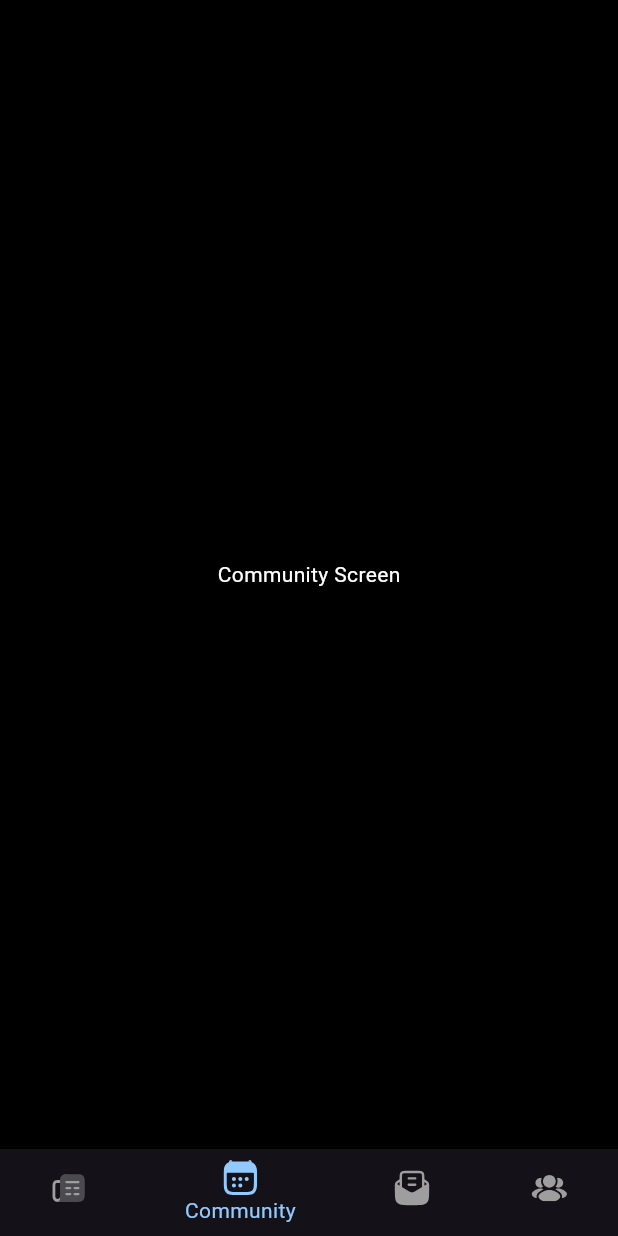
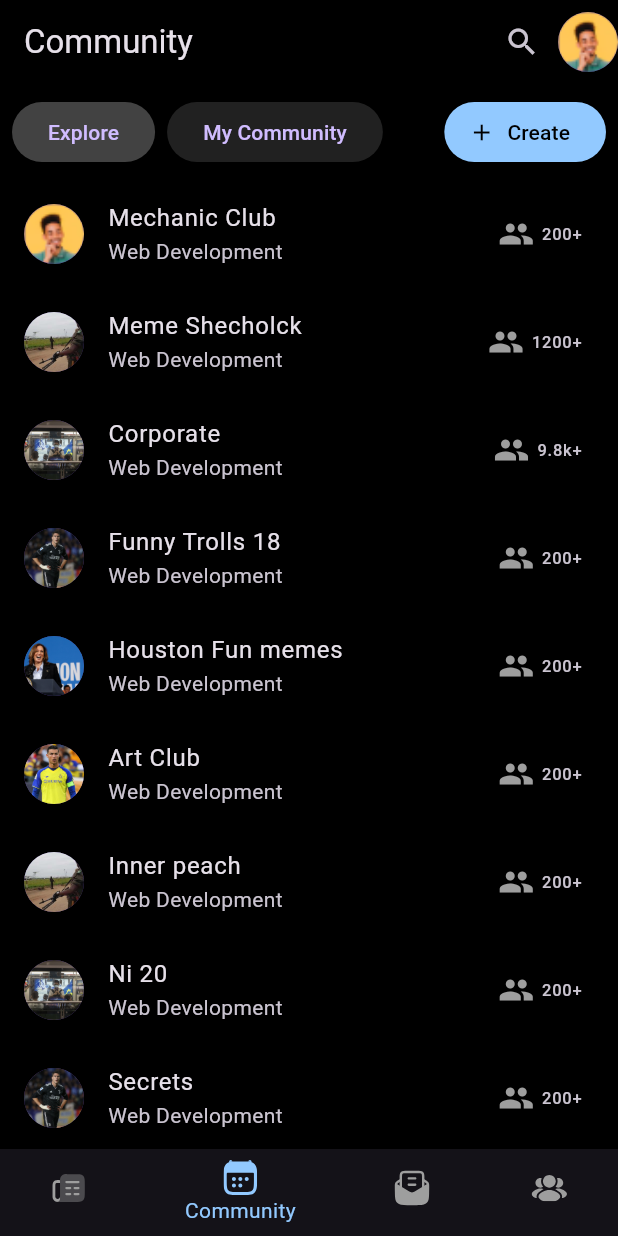
Before and after one commit to RaselHossen0/community_app, a Flutter app: the screen it shows after launch, item 2 of the bottom bar chosen, on a phone screen of 412 x 824 dp. Run offline on Flutter 3.47's test engine with Material 3 defaults, Android fonts, the phone set to English and light mode, and no system bars; our stand-ins replace flutter_riverpod, flutter_svg.

Commit message:
News & info

```diff
--- a/lib/home/ui/Home.dart
+++ b/lib/home/ui/Home.dart
@@ -1,7 +1,7 @@
 import 'package:flutter/material.dart';
 import 'package:flutter_svg/flutter_svg.dart';
 import 'components/News.dart';
-import 'components/CommunityScreen.dart';
+import 'components/CommunityScreen.dart';  // Correct import here
 
 class Home extends StatefulWidget {
   @override
@@ -15,11 +15,10 @@ class _HomeScreenState extends State<Home> {
   final List<Widget> _children = [
     News(),   // Screen for 'News & Info' tab
     CommunityScreen(),     // Screen for 'Community' tab
-   // NewsletterScreen(),    // Screen for 'Newsletter' tab
-   // EventsScreen(),        // Screen for 'Events' tab
+    // NewsletterScreen(),    // Screen for 'Newsletter' tab
+    // EventsScreen(),        // Screen for 'Events' tab
   ];
 
-  // When a tab is tapped, this method is called to update the screen
   void onTabTapped(int index) {
     setState(() {
       _currentIndex = index;  // Update the current index and rebuild the UI
@@ -29,98 +28,58 @@ class _HomeScreenState extends State<Home> {
   @override
   Widget build(BuildContext context) {
     return Scaffold(
-
-      // Display the screen corresponding to the current tab index
       body: _children[_currentIndex],
-      // Bottom navigation bar with SVG icons
       bottomNavigationBar: BottomNavigationBar(
-        currentIndex: _currentIndex,  // The current selected tab
-        onTap: onTabTapped,  // Call onTabTapped when a tab is tapped
+        currentIndex: _currentIndex,
+        onTap: onTabTapped,
         items: [
           BottomNavigationBarItem(
             icon: SvgPicture.asset(
-              'assets/icons/News.svg', // Path to your SVG file
+              'assets/icons/News.svg',
               width: 24.0,
               height: 24.0,
-              color: _currentIndex == 0 ? Color(0xFF92C9FF) : Colors.grey, // Set color dynamically
+              color: _currentIndex == 0 ? Color(0xFF92C9FF) : Colors.grey,
             ),
             label: 'News & Info',
           ),
           BottomNavigationBarItem(
             icon: SvgPicture.asset(
-              'assets/icons/Community.svg', // Path to your SVG file
+              'assets/icons/Community.svg',
               width: 24.0,
               height: 24.0,
-              color: _currentIndex == 1 ? Color(0xFF92C9FF) : Colors.grey, // Set color dynamically
+              color: _currentIndex == 1 ? Color(0xFF92C9FF) : Colors.grey,
             ),
             label: 'Community',
           ),
           BottomNavigationBarItem(
             icon: SvgPicture.asset(
-              'assets/icons/Letter.svg', // Path to your SVG file
+              'assets/icons/Letter.svg',
               width: 24.0,
               height: 24.0,
-              color: _currentIndex == 2 ? Color(0xFF92C9FF) : Colors.grey, // Set color dynamically
+              color: _currentIndex == 2 ? Color(0xFF92C9FF) : Colors.grey,
             ),
             label: 'Newsletter',
           ),
           BottomNavigationBarItem(
             icon: SvgPicture.asset(
-              'assets/icons/Events.svg', // Path to your SVG file
+              'assets/icons/Events.svg',
               width: 24.0,
               height: 24.0,
-              color: _currentIndex == 3 ? Color(0xFF92C9FF) : Colors.grey, // Set color dynamically
+              color: _currentIndex == 3 ? Color(0xFF92C9FF) : Colors.grey,
             ),
             label: 'Events',
           ),
         ],
-        selectedItemColor: Color(0xFF92C9FF), // Color for selected items
-        unselectedItemColor: Colors.grey, // Color for unselected items
-        backgroundColor: Colors.black87, // Dark mode background color
+        selectedItemColor: Color(0xFF92C9FF),
+        unselectedItemColor: Colors.grey,
+        backgroundColor: Colors.black87,
         selectedLabelStyle: TextStyle(
-          color: Color(0xFF92C9FF), // Color for selected label
+          color: Color(0xFF92C9FF),
         ),
         unselectedLabelStyle: TextStyle(
-          color: Colors.grey, // Color for unselected labels
+          color: Colors.grey,
         ),
       ),
     );
   }
 }
-
-// Placeholder screens for each tab
-class NewsAndInfoScreen extends StatelessWidget {
-  @override
-  Widget build(BuildContext context) {
-    return Center(
-      child: Text('News & Info Screen', style: TextStyle(color: Colors.white)),
-    );
-  }
-}
-
-class CommunityScreen extends StatelessWidget {
-  @override
-  Widget build(BuildContext context) {
-    return Center(
-      child: Text('Community Screen', style: TextStyle(color: Colors.white)),
-    );
-  }
-}
-
-class NewsletterScreen extends StatelessWidget {
-  @override
-  Widget build(BuildContext context) {
-    return Center(
-      child: Text('Newsletter Screen', style: TextStyle(color: Colors.white)),
-    );
-  }
-}
-
-class EventsScreen extends StatelessWidget {
-  @override
-  Widget build(BuildContext context) {
-    return Center(
-      child: Text('Events Screen', style: TextStyle(color: Colors.white)),
-    );
-  }
-}
--- a/lib/home/ui/components/CommunityScreen.dart
+++ b/lib/home/ui/components/CommunityScreen.dart
@@ -1,19 +1,7 @@
 import 'package:flutter/material.dart';
+import 'CommunityDetailsScreen.dart';
 
-
-
-class CommunityScreen extends StatelessWidget {
-  @override
-  Widget build(BuildContext context) {
-    return MaterialApp(
-      title: 'Community Screen',
-      theme: ThemeData.dark(),
-      home: CommunityScreenFinal(),
-    );
-  }
-}
-
-class CommunityScreenFinal extends StatelessWidget {
+class CommunityScreen  extends StatelessWidget {
   @override
   Widget build(BuildContext context) {
     return Scaffold(
@@ -53,10 +41,10 @@ class CommunityScreenFinal extends StatelessWidget {
                 Spacer(),
                 ElevatedButton.icon(
                   onPressed: () {},
-                  icon: Icon(Icons.add),
-                  label: Text('Create'),
+                  icon: Icon(Icons.add,color: Colors.black,),
+                  label: Text('Create', style: TextStyle(color: Colors.black)),
                   style: ElevatedButton.styleFrom(
-                    backgroundColor: Colors.blue,
+                    backgroundColor: Color(0xFF92C9FF),
                   ),
                 ),
               ],
@@ -68,47 +56,57 @@ class CommunityScreenFinal extends StatelessWidget {
                 CommunityListItem(
                   name: 'Mechanic Club',
                   members: '200+',
+                  subtitle: 'Web Development',
                   imagePath: 'assets/images/avatar.png',
                 ),
                 CommunityListItem(
                   name: 'Meme Shecholck',
                   members: '1200+',
+                  subtitle: 'Web Development',
                   imagePath: 'assets/images/image1.png',
                 ),
                 CommunityListItem(
-                  name: 'Corporate shits',
+                  name: 'Corporate ',
                   members: '9.8k+',
+                  subtitle: 'Web Development',
                   imagePath: 'assets/images/image2.png',
                 ),
                 CommunityListItem(
                   name: 'Funny Trolls 18',
                   members: '200+',
+                  subtitle: 'Web Development',
                   imagePath: 'assets/images/image3.png',
                 ),
                 CommunityListItem(
                   name: 'Houston Fun memes',
                   members: '200+',
+                  subtitle: 'Web Development',
                   imagePath: 'assets/images/image4.png',
                 ),
                 CommunityListItem(
                   name: 'Art Club',
                   members: '200+',
+                  subtitle: 'Web Development',
                   imagePath: 'assets/images/image5.png',
                 ),
                 CommunityListItem(
                   name: 'Inner peach',
                   members: '200+',
+                  subtitle: 'Web Development',
                   imagePath: 'assets/images/image1.png',
                 ),
                 CommunityListItem(
-                  name: 'Nigga 20',
+                  name: 'Ni 20',
                   members: '200+',
+                  subtitle: 'Web Development',
                   imagePath: 'assets/images/image2.png',
                 ),
                 CommunityListItem(
                   name: 'Secrets',
                   members: '200+',
+                  subtitle: 'Web Development',
                   imagePath: 'assets/images/image3.png',
+
                 ),
               ],
             ),
@@ -122,12 +120,14 @@ class CommunityScreenFinal extends StatelessWidget {
 class CommunityListItem extends StatelessWidget {
   final String name;
   final String members;
+  final String subtitle;
   final String imagePath;
 
   const CommunityListItem({
     Key? key,
     required this.name,
     required this.members,
+    required this.subtitle,
     required this.imagePath,
   }) : super(key: key);
 
@@ -138,8 +138,28 @@ class CommunityListItem extends StatelessWidget {
         backgroundImage: AssetImage(imagePath),
       ),
       title: Text(name),
-      subtitle: Text('Web Development'),
-      trailing: Text(members),
+    subtitle: Text(subtitle),
+
+      trailing: Row(
+        mainAxisSize: MainAxisSize.min,  // Ensures the row takes up only as much space as needed
+        children: [
+          Icon(Icons.people, color: Colors.grey),  // Icon next to members count
+          SizedBox(width: 5),  // A little spacing between the icon and the text
+          Text(members),
+        ],
+      ),
+      onTap: () {
+        Navigator.push(
+          context,
+          MaterialPageRoute(
+            builder: (context) => CommunityDetailsScreen(
+              name: name,
+              members: members,
+              subtitle: subtitle,
+            ),
+          ),
+        );
+      },
     );
   }
 }
```
Also changed, not shown: lib/home/ui/components/CommunityDetailsScreen.dart (added, +141 -0 lines).
